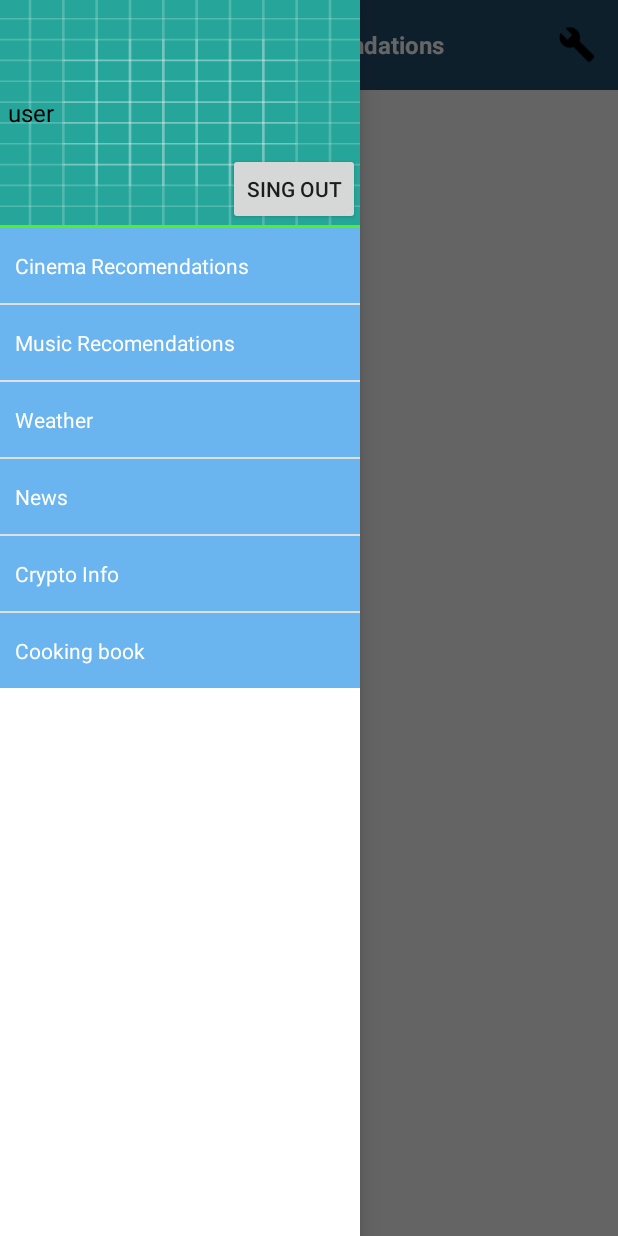
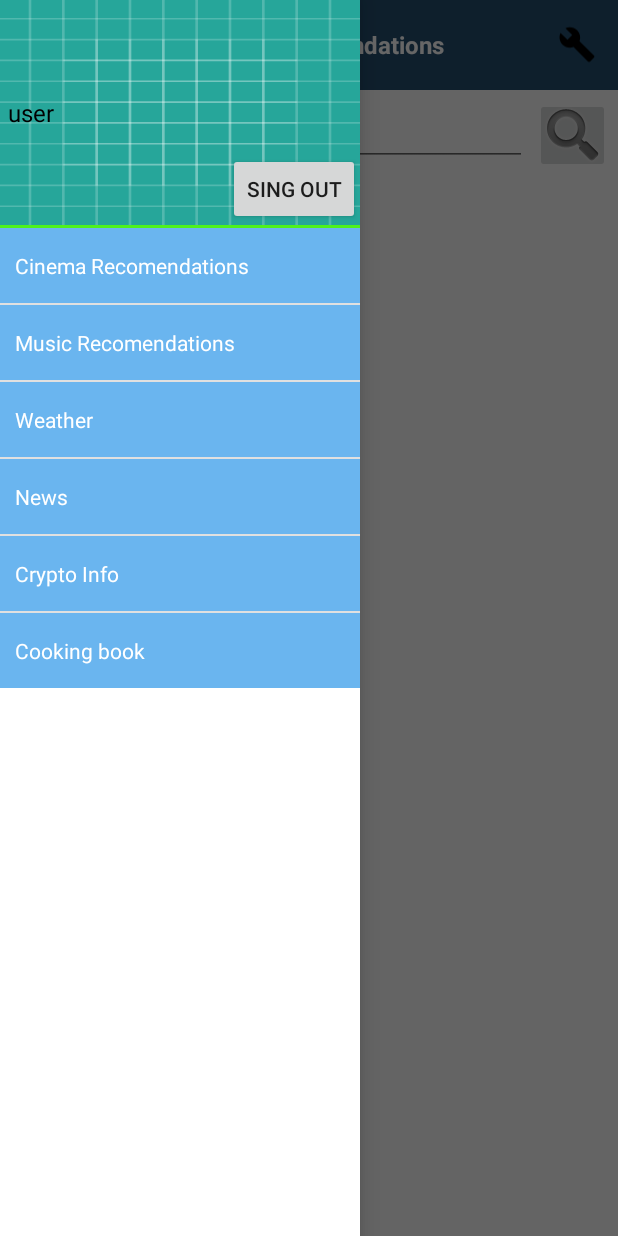
Before and after one commit to bohdansushchak/SuggestMe, an Android app: the fragment RecipesByCriteriasFragment placed in its activity, with the side drawer open, on a phone screen of 412 x 824 dp. Run offline under Robolectric (Android 15) with nearby library versions, the phone set to English and light mode, and no system bars; our stand-ins replace ButterKnife, Firebase (no records; nobody signed in at launch, a user with empty details on screens opened directly); pictures from the network do not load.

Commit message:
Implemented search recipes by ingredients

```diff
--- a/app/src/main/java/bohdan/hushcha/sushchak/suggestme/activities/MainActivity.java
+++ b/app/src/main/java/bohdan/hushcha/sushchak/suggestme/activities/MainActivity.java
@@ -56,7 +56,6 @@ public class MainActivity extends AppCompatActivity
 4)  Api CoinMarketCap – тут можна відстежувати курс криптовалют
 5)  Api MetaWeather (or openweathermap) – погода
 6)  Api tmdb – топ фільмів, серіалів і т.д.
-
      */
 
     private Fragment currentFragment;
--- a/app/src/main/java/bohdan/hushcha/sushchak/suggestme/fragments/BaseMyFragment.java
+++ /dev/null
@@ -1,9 +0,0 @@
-package bohdan.hushcha.sushchak.suggestme.fragments;
-
-
-import android.support.v4.app.Fragment;
-
-public class BaseMyFragment extends Fragment {
-
-
-}
--- a/app/src/main/java/bohdan/hushcha/sushchak/suggestme/fragments/PopularRecipesFragment.java
+++ b/app/src/main/java/bohdan/hushcha/sushchak/suggestme/fragments/RecipesByCriteriasFragment.java
@@ -1,13 +1,18 @@
 package bohdan.hushcha.sushchak.suggestme.fragments;
 
 import android.content.Context;
+import android.media.Image;
 import android.os.Bundle;
 import android.support.v4.app.Fragment;
 import android.support.v7.widget.LinearLayoutManager;
 import android.support.v7.widget.RecyclerView;
+import android.util.Log;
 import android.view.LayoutInflater;
 import android.view.View;
 import android.view.ViewGroup;
+import android.widget.EditText;
+import android.widget.ImageButton;
+import android.widget.TableRow;
 
 import java.util.ArrayList;
 
@@ -19,63 +24,96 @@ import bohdan.hushcha.sushchak.suggestme.rest.clients.CookingBookClient;
 import bohdan.hushcha.sushchak.suggestme.rest.interfaces.CookingBookApiInterface;
 import bohdan.hushcha.sushchak.suggestme.rest.models.Recipe;
 import bohdan.hushcha.sushchak.suggestme.rest.responces.CookingBookResponce;
+import bohdan.hushcha.sushchak.suggestme.utils.StringUtils;
 import butterknife.BindView;
 import butterknife.ButterKnife;
+import butterknife.OnClick;
 import retrofit2.Call;
 import retrofit2.Callback;
 import retrofit2.Response;
 
-public class PopularRecipesFragment extends Fragment implements LoadNextItems {
+public class RecipesByCriteriasFragment extends Fragment implements LoadNextItems {
 
-    final String TAG = "PopularRecipesFragment";
+    private final String TAG = "RecipesByCriterias";
 
+    private InteractionListener mListener;
     private ArrayList<Recipe> items;
-    private InteractionListener mListener;
-
+    private RecipeAdapter adapter;
     private Integer CurrentPage;
 
+    private String Ingredients;
+    private String TempIngredients;
+
     private CookingBookApiInterface apiService;
-    private RecipeAdapter adapter;
 
-    @BindView(R.id.rvRecipeList)
+    @BindView(R.id.edIngredients)
+    EditText edIngredients;
+
+    @BindView(R.id.rvRecipesSearch)
     RecyclerView recyclerView;
 
-    public PopularRecipesFragment() {
+    public RecipesByCriteriasFragment() {
         CurrentPage = 1;
+        Ingredients = "";
+        TempIngredients = "";
     }
 
-    public static PopularRecipesFragment getInstance() {
-        PopularRecipesFragment fragment = new PopularRecipesFragment();
-        Bundle args = new Bundle();
-        fragment.setArguments(args);
+    public static RecipesByCriteriasFragment getInstance() {
+        RecipesByCriteriasFragment fragment = new RecipesByCriteriasFragment();
         return fragment;
     }
 
     @Override
     public void onCreate(Bundle savedInstanceState) {
         super.onCreate(savedInstanceState);
+
     }
 
-    private void init() {
-
+    private void Init() {
         items = new ArrayList<>();
 
         adapter = new RecipeAdapter(items, getContext(), mListener, this);
+
+        apiService = CookingBookClient.getClient().create(CookingBookApiInterface.class);
 
         recyclerView.setHasFixedSize(false);
         RecyclerView.LayoutManager layoutManager = new LinearLayoutManager(getContext());
 
         recyclerView.setLayoutManager(layoutManager);
         recyclerView.setAdapter(adapter);
+    }
 
-        apiService = CookingBookClient.getClient().create(CookingBookApiInterface.class);
+    @Override
+    public View onCreateView(LayoutInflater inflater, ViewGroup container,
+                             Bundle savedInstanceState) {
+        View view = inflater.inflate(R.layout.fragment_recipes_by_criterias, container, false);
+        ButterKnife.bind(this, view);
+        Init();
+        return view;
+    }
 
-        Call<CookingBookResponce> call = apiService.TopRecipes(CookingBookClient.API_KEY, "t", CurrentPage);
+    @OnClick(R.id.ivSearch)
+    public void Search(View view) {
+        Log.d(TAG, "iTempIngredients: " + TempIngredients);
+        Log.d(TAG, "edIngredients.getText(): " + edIngredients.getText());
+
+        if (!TempIngredients.equals(edIngredients.getText().toString()) || TempIngredients.isEmpty()) {
+            Log.d(TAG, "ivSearch enter if");
+            CurrentPage = 1;
+            TempIngredients = edIngredients.getText().toString();
+            Ingredients = StringUtils.FormatIngredients(TempIngredients);
+
+            Log.d(TAG, "Ingredients: " + Ingredients);
+
+            Call<CookingBookResponce> call = apiService.SearchRecipes(CookingBookClient.API_KEY, "r", Ingredients ,CurrentPage);
 
             call.enqueue(new Callback<CookingBookResponce>() {
                 @Override
                 public void onResponse(Call<CookingBookResponce> call, Response<CookingBookResponce> response) {
+                    items.clear();
                     items.addAll(response.body().getRecipes());
+
+                    Log.d(TAG,"Item.size: " + items.size());
                     adapter.notifyDataSetChanged();
                 }
 
@@ -85,14 +123,6 @@ public class PopularRecipesFragment extends Fragment implements LoadNextItems {
                 }
             });
         }
-
-    @Override
-    public View onCreateView(LayoutInflater inflater, ViewGroup container,
-                             Bundle savedInstanceState) {
-        View view = inflater.inflate(R.layout.fragment_popular_recipes, container, false);
-        ButterKnife.bind(this, view);
-        init();
-        return view;
     }
 
     @Override
@@ -113,7 +143,7 @@ public class PopularRecipesFragment extends Fragment implements LoadNextItems {
     public void LoadNextItems() {
         ++CurrentPage;
 
-        Call<CookingBookResponce> call = apiService.TopRecipes(CookingBookClient.API_KEY, "t", CurrentPage);
+        Call<CookingBookResponce> call = apiService.SearchRecipes(CookingBookClient.API_KEY, "r", Ingredients ,CurrentPage);
 
         call.enqueue(new Callback<CookingBookResponce>() {
             @Override
--- a/app/src/main/java/bohdan/hushcha/sushchak/suggestme/fragments/SearchNewsFragment.java
+++ b/app/src/main/java/bohdan/hushcha/sushchak/suggestme/fragments/SearchNewsFragment.java
@@ -4,6 +4,7 @@ import android.app.DatePickerDialog;
 import android.content.Context;
 import android.content.DialogInterface;
 import android.os.Bundle;
+import android.support.v4.app.Fragment;
 import android.support.v7.app.AlertDialog;
 import android.support.v7.widget.LinearLayoutManager;
 import android.support.v7.widget.RecyclerView;
@@ -37,7 +38,7 @@ import retrofit2.Call;
 import retrofit2.Callback;
 import retrofit2.Response;
 
-public class SearchNewsFragment extends BaseMyFragment {
+public class SearchNewsFragment extends Fragment {
 
     private final String TAG = "SearchNewsFragment";
 
--- a/app/src/main/java/bohdan/hushcha/sushchak/suggestme/fragments/TopNewsFragment.java
+++ b/app/src/main/java/bohdan/hushcha/sushchak/suggestme/fragments/TopNewsFragment.java
@@ -4,6 +4,7 @@ import android.content.Context;
 import android.os.Bundle;
 import android.support.annotation.NonNull;
 import android.support.annotation.Nullable;
+import android.support.v4.app.Fragment;
 import android.support.v7.widget.LinearLayoutManager;
 import android.support.v7.widget.RecyclerView;
 import android.util.Log;
@@ -27,7 +28,7 @@ import retrofit2.Call;
 import retrofit2.Callback;
 import retrofit2.Response;
 
-public class TopNewsFragment extends BaseMyFragment {
+public class TopNewsFragment extends Fragment {
 
     final String TAG = "TopNewsFragment";
 
@@ -48,7 +49,8 @@ public class TopNewsFragment extends BaseMyFragment {
 
     @Nullable
     @Override
-    public View onCreateView(@NonNull LayoutInflater inflater, @Nullable ViewGroup container, @Nullable Bundle savedInstanceState) {
+    public View onCreateView(@NonNull LayoutInflater inflater, @Nullable ViewGroup container,
+                             @Nullable Bundle savedInstanceState) {
         View view = inflater.inflate(R.layout.fragment_top_news, container, false);
         ButterKnife.bind(this, view);
         init();
--- a/app/src/main/java/bohdan/hushcha/sushchak/suggestme/fragments/WeatherDailyFragment.java
+++ b/app/src/main/java/bohdan/hushcha/sushchak/suggestme/fragments/WeatherDailyFragment.java
@@ -2,6 +2,7 @@ package bohdan.hushcha.sushchak.suggestme.fragments;
 
 import android.content.Context;
 import android.os.Bundle;
+import android.support.v4.app.Fragment;
 import android.support.v7.widget.LinearLayoutManager;
 import android.support.v7.widget.RecyclerView;
 import android.view.LayoutInflater;
@@ -23,7 +24,7 @@ import retrofit2.Callback;
 import retrofit2.Response;
 
 
-public class WeatherDailyFragment extends BaseMyFragment {
+public class WeatherDailyFragment extends Fragment {
 
     final String TAG = " WeatherDailyFragment";
 
--- a/app/src/main/java/bohdan/hushcha/sushchak/suggestme/fragments/WeatherDayFragment.java
+++ b/app/src/main/java/bohdan/hushcha/sushchak/suggestme/fragments/WeatherDayFragment.java
@@ -4,6 +4,7 @@ import android.content.Context;
 import android.graphics.drawable.Drawable;
 import android.net.Uri;
 import android.os.Bundle;
+import android.support.v4.app.Fragment;
 import android.text.Html;
 import android.text.Spanned;
 import android.util.Log;
@@ -29,7 +30,7 @@ import retrofit2.Call;
 import retrofit2.Callback;
 import retrofit2.Response;
 
-public class WeatherDayFragment extends BaseMyFragment {
+public class WeatherDayFragment extends Fragment {
 
     public final String TAG = "WeatherDayFragment";
 
--- a/app/src/main/java/bohdan/hushcha/sushchak/suggestme/rest/interfaces/CookingBookApiInterface.java
+++ b/app/src/main/java/bohdan/hushcha/sushchak/suggestme/rest/interfaces/CookingBookApiInterface.java
@@ -11,4 +11,10 @@ public interface CookingBookApiInterface {
     Call<CookingBookResponce> TopRecipes(@Query("key") String apiKey,
                                          @Query("sort") String sort,
                                          @Query("page") Integer page);
+
+    @GET("search")
+    Call<CookingBookResponce> SearchRecipes(@Query("key") String apiKey,
+                                            @Query("sort") String sort,
+                                            @Query("q") String ingredients,
+                                            @Query("page") Integer page);
 }
--- a/app/src/main/java/bohdan/hushcha/sushchak/suggestme/utils/SwitchFragmentUtils.java
+++ b/app/src/main/java/bohdan/hushcha/sushchak/suggestme/utils/SwitchFragmentUtils.java
@@ -3,6 +3,7 @@ package bohdan.hushcha.sushchak.suggestme.utils;
 import android.support.v4.app.Fragment;
 
 import bohdan.hushcha.sushchak.suggestme.fragments.PopularRecipesFragment;
+import bohdan.hushcha.sushchak.suggestme.fragments.RecipesByCriteriasFragment;
 import bohdan.hushcha.sushchak.suggestme.fragments.SearchNewsFragment;
 import bohdan.hushcha.sushchak.suggestme.fragments.TopNewsFragment;
 import bohdan.hushcha.sushchak.suggestme.fragments.WeatherDailyFragment;
@@ -82,7 +83,7 @@ public class SwitchFragmentUtils {
             case 5:
                 switch (child) {
                     case 0:
-
+                        fragment = RecipesByCriteriasFragment.getInstance();
                         break;
                     case 1:
                         fragment = PopularRecipesFragment.getInstance();
--- /dev/null
+++ b/app/src/main/res/layout/fragment_recipes_by_criterias.xml
@@ -0,0 +1,45 @@
+<?xml version="1.0" encoding="utf-8"?>
+<LinearLayout xmlns:android="http://schemas.android.com/apk/res/android"
+    xmlns:tools="http://schemas.android.com/tools"
+    android:layout_width="match_parent"
+    android:layout_height="match_parent"
+    android:orientation="vertical"
+
+    tools:context=".fragments.RecipesByCriteriasFragment">
+
+    <LinearLayout
+        android:layout_width="match_parent"
+        android:layout_height="wrap_content"
+        android:layout_marginTop="5dp"
+        android:layout_marginStart="5dp"
+        android:layout_marginEnd="5dp"
+        android:orientation="horizontal">
+
+        <EditText
+            android:id="@+id/edIngredients"
+            android:layout_width="match_parent"
+            android:layout_height="wrap_content"
+            android:layout_marginEnd="5dp"
+            android:hint="@string/tv_hint_search_recipes"
+            android:layout_weight="1"/>
+
+        <ImageButton
+            android:id="@+id/ivSearch"
+            android:layout_width="50dp"
+            android:layout_height="50dp"
+            android:layout_gravity="end"
+            android:src="@android:drawable/ic_search_category_default"/>
+
+    </LinearLayout>
+
+
+    <android.support.v7.widget.RecyclerView
+        android:id="@+id/rvRecipesSearch"
+        android:layout_width="match_parent"
+        android:layout_height="wrap_content"
+        android:layout_weight="1"
+        tools:listitem="@layout/item_recipe">
+    </android.support.v7.widget.RecyclerView>
+
+
+</LinearLayout>
--- a/app/src/main/res/layout/item_recipe.xml
+++ b/app/src/main/res/layout/item_recipe.xml
@@ -5,8 +5,9 @@
     android:layout_width="match_parent"
     android:layout_height="180dp"
     android:layout_marginBottom="5dp"
-    android:background="#ea9393"
     android:padding="@dimen/padding"
+    card_view:cardElevation="2dp"
+    card_view:cardUseCompatPadding="true"
     card_view:cardCornerRadius="10dp">
 
     <RelativeLayout
--- a/app/src/main/res/values/strings.xml
+++ b/app/src/main/res/values/strings.xml
@@ -46,6 +46,7 @@
     <string name="tv_hint_publisher">Publisher: </string>
     <string name="tv_hint_socialRate">Social rate: </string>
 
+    <string name="tv_hint_search_recipes">Input ingredients by comma</string>
 
     <array name="countries_names">
         <item>Argentina</item>
--- a/build.gradle
+++ b/build.gradle
@@ -7,7 +7,7 @@ buildscript {
         jcenter()
     }
     dependencies {
-        classpath 'com.android.tools.build:gradle:3.0.0'
+        classpath 'com.android.tools.build:gradle:3.1.0'
 
 
         // NOTE: Do not place your application dependencies here; they belong
```
Also changed, not shown: app/src/main/java/bohdan/hushcha/sushchak/suggestme/utils/StringUtils.java (added, +54 -0 lines), gradle/wrapper/gradle-wrapper.properties. Lines whose indentation alone changed are shown as unchanged.
